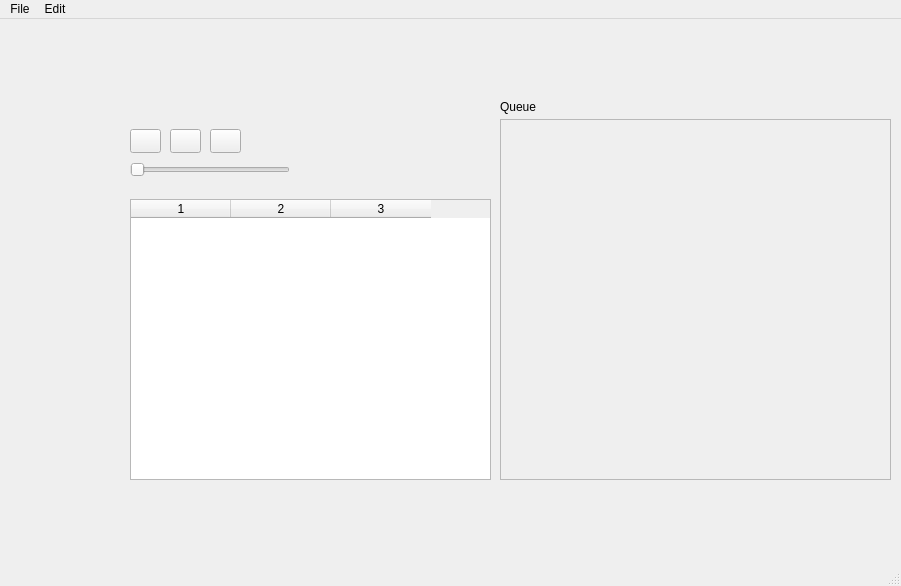
First picture: the form in sources/MainWindow.ui, repository nichilum/nimamp, before the edit.
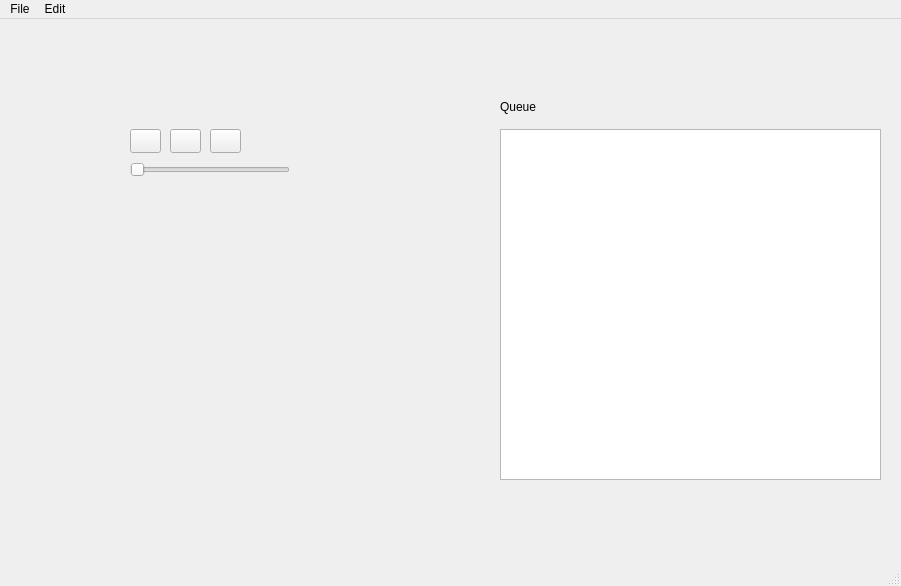
Second picture: the form after the edit. Icons and pictures are not drawn.

The edit to the form file:
```diff
--- a/sources/MainWindow.ui
+++ b/sources/MainWindow.ui
@@ -75,22 +75,6 @@
      <enum>Qt::Orientation::Horizontal</enum>
     </property>
    </widget>
-   <widget class="QTableWidget" name="tableWidget">
-    <property name="geometry">
-     <rect>
-      <x>130</x>
-      <y>180</y>
-      <width>361</width>
-      <height>281</height>
-     </rect>
-    </property>
-    <property name="columnCount">
-     <number>3</number>
-    </property>
-    <column/>
-    <column/>
-    <column/>
-   </widget>
    <widget class="QLabel" name="label">
     <property name="geometry">
      <rect>
@@ -104,28 +88,18 @@
      <string>Queue</string>
     </property>
    </widget>
-   <widget class="QScrollArea" name="scrollArea">
+   <widget class="QListWidget" name="listWidget">
     <property name="geometry">
      <rect>
       <x>500</x>
-      <y>100</y>
-      <width>391</width>
-      <height>361</height>
+      <y>110</y>
+      <width>381</width>
+      <height>351</height>
      </rect>
     </property>
-    <property name="widgetResizable">
-     <bool>true</bool>
+    <property name="dragDropMode">
+     <enum>QAbstractItemView::DragDropMode::InternalMove</enum>
     </property>
-    <widget class="QWidget" name="scrollAreaWidgetContents">
-     <property name="geometry">
-      <rect>
-       <x>0</x>
-       <y>0</y>
-       <width>389</width>
-       <height>359</height>
-      </rect>
-     </property>
-    </widget>
    </widget>
   </widget>
   <widget class="QMenuBar" name="menubar">
```
